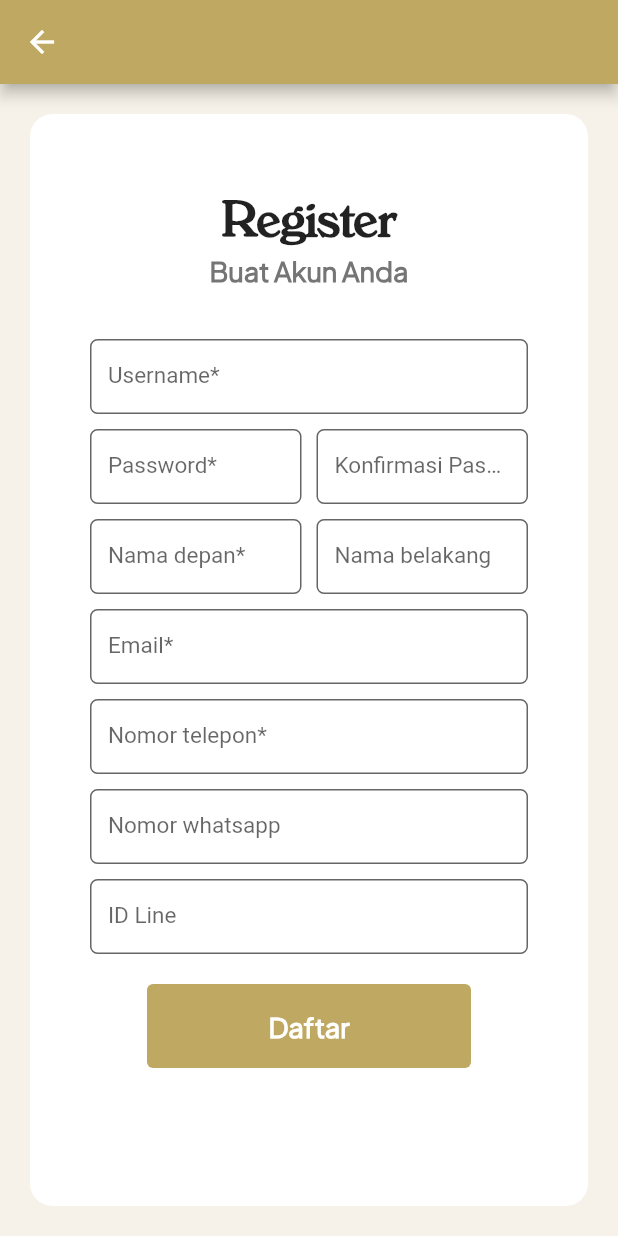
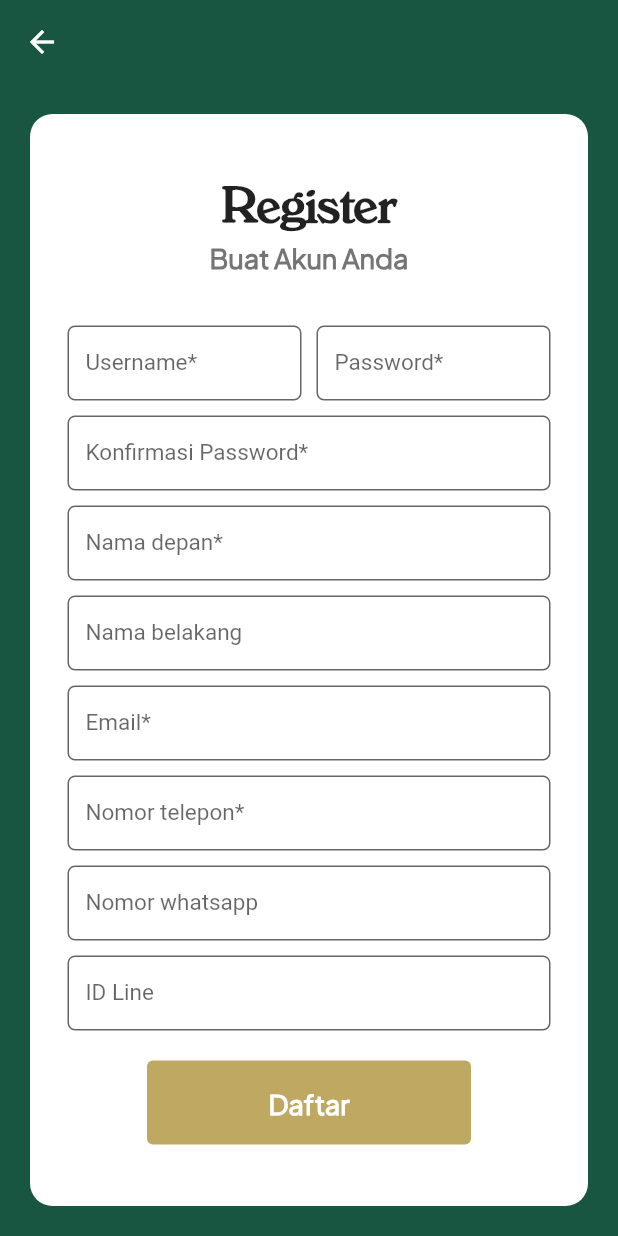
Before and after one commit to D10-PBP/Proyek-Akhir-Semester, a Flutter app: the RegisterPage screen opened directly, on a phone screen of 412 x 824 dp. Run offline on Flutter 3.47's test engine with Material 2 defaults, Android fonts, the phone set to English and light mode, and no system bars; our stand-ins replace google_nav_bar; missing offline and left inert: pbp_django_auth; accounts and stored records are empty; Roboto replaces fonts that are missing (PlusJakarta').

Commit message:
Fix design for fitur_autentikasi

```diff
--- a/lib/fitur_autentikasi/pages/register.dart
+++ b/lib/fitur_autentikasi/pages/register.dart
@@ -22,7 +22,8 @@ class RegisterPage extends StatelessWidget {
             icon: const Icon(Icons.arrow_back, color: Colors.white),
             onPressed: () => Navigator.pop(context),
           ),
-          backgroundColor: ThemeColor.gold),
+          backgroundColor: ThemeColor.darkGreen,
+          shadowColor: Colors.transparent),
       body: ChangeNotifierProvider(
         create: (context) => Loading(),
         child: SafeArea(
@@ -30,9 +31,10 @@ class RegisterPage extends StatelessWidget {
             child: Container(
               margin: const EdgeInsets.all(20),
               padding: const EdgeInsets.only(
-                  top: 50, bottom: 50, left: 40, right: 40),
+                  top: 10, bottom: 10, left: 25, right: 25),
               width: (currentWidth > 500) ? 500 : double.infinity,
               height: currentHeight,
+              alignment: Alignment.center,
               decoration: BoxDecoration(
                   borderRadius: BorderRadius.circular(15.0),
                   color: ThemeColor.white),
@@ -41,7 +43,7 @@ class RegisterPage extends StatelessWidget {
           ),
         ),
       ),
-      backgroundColor: ThemeColor.sand,
+      backgroundColor: ThemeColor.darkGreen,
     );
   }
 }
@@ -262,25 +264,13 @@ class _RegisterFormState extends State<RegisterForm> {
         SizedBox(
           width: widthForm,
           height: heightForm,
+          child: Row(
+            children: [
+              Expanded(
                 child: TextFormFieldAuth(
                   placeholder: "Username*",
                   setFieldState: setUsername,
                   validator: validator(type: "username"),
-            errorStyle: errorStyle,
-          ),
-        ),
-        const SizedBox(height: 10.0),
-        SizedBox(
-          width: widthForm,
-          height: heightForm,
-          child: Row(
-            children: [
-              Expanded(
-                child: TextFormFieldAuth(
-                  placeholder: "Password*",
-                  obscureText: true,
-                  setFieldState: setPassword1,
-                  validator: validator(type: "password"),
                   errorStyle: errorStyle,
                 ),
               ),
@@ -289,9 +279,9 @@ class _RegisterFormState extends State<RegisterForm> {
               ),
               Expanded(
                 child: TextFormFieldAuth(
-                  placeholder: "Konfirmasi Password*",
+                  placeholder: "Password*",
                   obscureText: true,
-                  setFieldState: setPassword2,
+                  setFieldState: setPassword1,
                   validator: validator(type: "password"),
                   errorStyle: errorStyle,
                 ),
@@ -303,9 +293,18 @@ class _RegisterFormState extends State<RegisterForm> {
         SizedBox(
           width: widthForm,
           height: heightForm,
-          child: Row(
-            children: [
-              Expanded(
+          child: TextFormFieldAuth(
+            placeholder: "Konfirmasi Password*",
+            obscureText: true,
+            setFieldState: setPassword2,
+            validator: validator(type: "password"),
+            errorStyle: errorStyle,
+          ),
+        ),
+        const SizedBox(height: 10.0),
+        SizedBox(
+          width: widthForm,
+          height: heightForm,
           child: TextFormFieldAuth(
             placeholder: "Nama depan*",
             setFieldState: setFirstname,
@@ -313,15 +312,14 @@ class _RegisterFormState extends State<RegisterForm> {
             errorStyle: errorStyle,
           ),
         ),
-              const SizedBox(width: 10),
-              Expanded(
+        const SizedBox(height: 10.0),
+        SizedBox(
+          width: widthForm,
+          height: heightForm,
           child: TextFormFieldAuth(
             placeholder: "Nama belakang",
             setFieldState: setLastname,
             errorStyle: errorStyle,
-                ),
-              ),
-            ],
           ),
         ),
         const SizedBox(height: 10.0),
--- a/lib/main.dart
+++ b/lib/main.dart
@@ -53,7 +53,7 @@ class _MyHomePageState extends State<MyHomePage> {
       BerandaBarangPage(), // nanti diganti sama Request
       CrowdfundingsPage(),
       CrowdfundingsPage(), // nanti diganti sama Leaderboard
-      ProfilePage(),
+      Profile(),
     ];
 
     return AnnotatedRegion<SystemUiOverlayStyle>(
```
Also changed, not shown: lib/fitur_autentikasi/pages/profile.dart (+24 -13 lines), lib/fitur_autentikasi/utilities/auth.dart (+12 -12 lines). Lines whose indentation alone changed are shown as unchanged.
